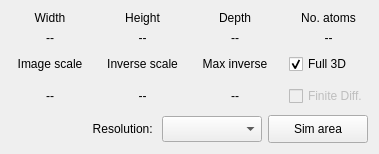
First picture: the form in src/gui/frames/simulationframe.ui, repository JJPPeters/clTEM, before the edit.
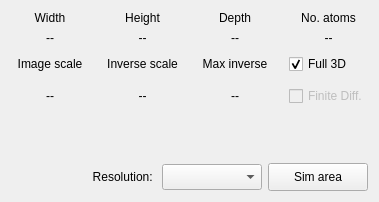
Second picture: the form after the edit.

Commit message: Fixed general layout issues

What changed in the file:
```diff
--- a/src/gui/frames/simulationframe.ui
+++ b/src/gui/frames/simulationframe.ui
@@ -7,7 +7,7 @@
     <x>0</x>
     <y>0</y>
     <width>379</width>
-    <height>150</height>
+    <height>202</height>
    </rect>
   </property>
   <property name="windowTitle">
@@ -216,7 +216,7 @@
      </property>
     </widget>
    </item>
-   <item row="4" column="2" colspan="4">
+   <item row="5" column="2" colspan="4">
     <layout class="QHBoxLayout" name="horizontalLayout">
      <property name="spacing">
       <number>6</number>
@@ -327,6 +327,19 @@
      </item>
     </layout>
    </item>
+   <item row="4" column="4">
+    <spacer name="verticalSpacer">
+     <property name="orientation">
+      <enum>Qt::Vertical</enum>
+     </property>
+     <property name="sizeHint" stdset="0">
+      <size>
+       <width>20</width>
+       <height>0</height>
+      </size>
+     </property>
+    </spacer>
+   </item>
   </layout>
  </widget>
  <tabstops>
```
Left out of the diff: 244 changed lines with no effect on the pictures. The commit also changes 6 other files.
